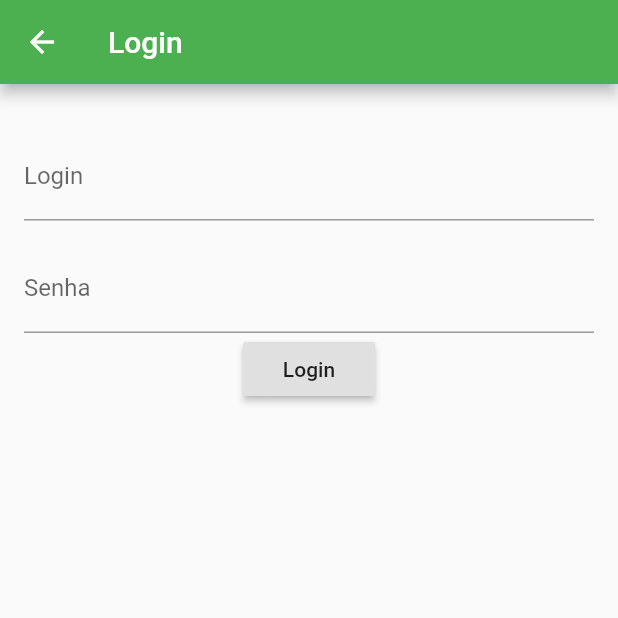
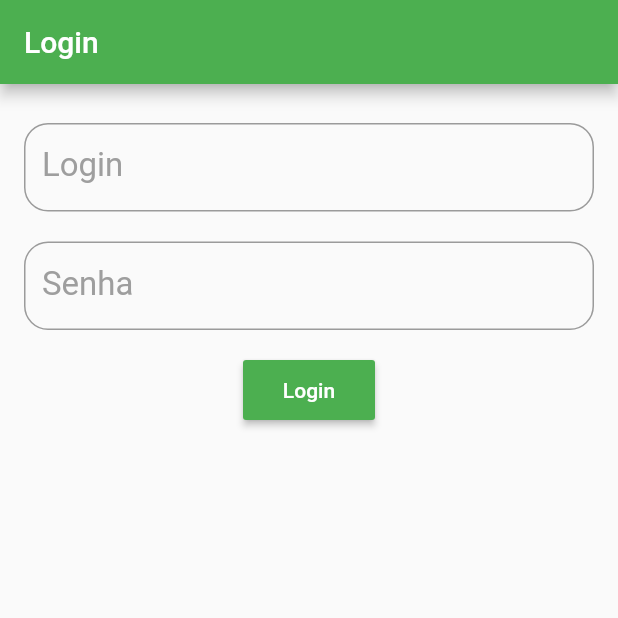
Before and after one commit to MarcosPauloo/RacionaisApp, a Flutter app: the screen it shows after launch, after a tap on "Login", on a phone screen of 412 x 824 dp, the top half of it. Run offline on Flutter 3.47's test engine with Material 2 defaults, Android fonts, the phone set to English and light mode, and no system bars.

Commit message:
Login/Perfil

```diff
--- a/lib/classes/OnClickNavigator.dart
+++ b/lib/classes/OnClickNavigator.dart
@@ -1,6 +1,16 @@
 import 'package:flutter/cupertino.dart';
 import 'package:flutter/material.dart';
 
-void OnClickNavigator(context, Widget page ){
-    Navigator.push(context, MaterialPageRoute(builder: (context) => page));
+Future OnClickNavigator(context, Widget page, {bool replace = false} ) async {
+  if(replace){
+    return Navigator.pushReplacement(context, MaterialPageRoute(builder: (context) {
+      return page;
+    }));
+  }
+  else{
+     return Navigator.push(context, MaterialPageRoute(builder: (context) {
+      return page;
+    }));
+  }
+
 }
--- /dev/null
+++ b/lib/classes/usuario.dart
@@ -0,0 +1,21 @@
+class Usuario {
+  String login;
+  String nome;
+  String email;
+  String token;
+
+  List<String> roles;
+
+ Usuario.fromJSON(Map<String,dynamic> map):  //.fromJSON é um nome que eu estou dando ao construtor
+   login = map["login"],
+   nome = map["nome"],
+   email = map["email"],
+   token = map["token"],
+   roles =map["roles"]!=null ? map["roles"].map<String>((role) => role.toString()).toList():null;
+
+     @override
+    String toString() {
+      return "Usuario Login: $login, nome: $nome, email: $email, token:$token, roles:$roles";
+    }
+
+}
--- a/lib/main.dart
+++ b/lib/main.dart
@@ -5,6 +5,8 @@ import 'package:projeto_racionais/pages/cadastro.dart';
 import 'package:projeto_racionais/classes/Aluno';
 import 'package:projeto_racionais/utils/nav.dart';
 import 'package:projeto_racionais/widgets/button.dart';
+
+import 'classes/OnClickNavigator.dart';
 
 void main() => runApp(MaterialApp(home: MyApp(), debugShowCheckedModeBanner: false));
 
@@ -72,8 +74,8 @@ class _MyAppState extends State<MyApp> {
         Row(
           mainAxisAlignment: MainAxisAlignment.spaceEvenly,
             children: <Widget>[
-              _button(context, "Login" ,  () => _onClickNavigator(context, Login())),
-              _button(context, "Cadastro", () => _onClickNavigator(context, Cadastro())),
+              _button(context, "Login" ,  () => OnClickNavigator(context, Login(), replace: true)),
+              _button(context, "Cadastro", () => OnClickNavigator(context, Cadastro())),
             ],
         ),
       ],
@@ -88,6 +90,6 @@ class _MyAppState extends State<MyApp> {
 
   _button(BuildContext context,String text, Function onPressed) {
     Color cor = Colors.green;
-    return Button(text,onPressed,cor);
+    return Button(text,cor, onPressed: onPressed,);
   }
 }
--- a/lib/pages/atividades.dart
+++ b/lib/pages/atividades.dart
@@ -29,7 +29,6 @@ class Atividades extends StatelessWidget {
       ListView(
         children: <Widget>[
           Container(child: _text()),
-          Button("Page test", ()=>OnClickNavigator(context,PageTest()), Colors.green),
             //_img(),
         ],
       );
--- a/lib/pages/login.dart
+++ b/lib/pages/login.dart
@@ -2,61 +2,117 @@ import 'dart:ui';
 
 import 'package:flutter/material.dart';
 import 'package:projeto_racionais/classes/Aluno';
+import 'package:projeto_racionais/classes/LoginApi.dart';
+import 'package:projeto_racionais/classes/OnClickNavigator.dart';
+import 'package:projeto_racionais/classes/usuario.dart';
 import 'package:projeto_racionais/pages/menu.dart';
+import 'package:projeto_racionais/widgets/appText.dart';
+import 'package:projeto_racionais/widgets/button.dart';
+
+
 class Login extends StatelessWidget {
-  final TextEditingController _controladorNome = TextEditingController();
-  final TextEditingController _controladorIdade = TextEditingController();
-  final TextEditingController _controladorCPF = TextEditingController();
+  final _formkey = GlobalKey<FormState>();
+
   final TextEditingController _controladorLogin = TextEditingController();
+
   final TextEditingController _controladorSenha = TextEditingController();
+
+  final _focusSenha = FocusNode();
+
 
   @override
   Widget build(BuildContext context) {
     return Scaffold(
-      appBar: AppBar(
-        title: Text("Login"),
-        backgroundColor: Colors.green,
-      ),
-      body: SingleChildScrollView(
+        appBar: AppBar(
+          title: Text("Login"),
+          backgroundColor: Colors.green,
+        ),
+        body: _bodyLogin(context));
+  }
+
+  _bodyLogin(BuildContext context) {
+    return Form(
+      key: _formkey,
+      child: SingleChildScrollView(
         padding: const EdgeInsets.all(16.0),
         child: Column(
-
           children: <Widget>[
-            Padding(
-              padding: const EdgeInsets.only(top:16.0),
-              child: TextField(
-                controller: _controladorLogin,
-                decoration: InputDecoration(
-                    labelText: 'Login'
-                ),
-                keyboardType: TextInputType.text,
-              ),
+            SizedBox(height: 10,),
+            AppText(
+              "Login",
+              "Digite o login",
+              _controladorLogin,
+              validator: _validateLogin,
+              textInputAction: TextInputAction.next,
+              nextFocus: _focusSenha,
             ),
-            Padding(
-              padding: const EdgeInsets.only(top:16.0),
-              child: TextField(
-                controller: _controladorSenha,
-                decoration: InputDecoration(
-                    labelText: 'Senha'
-                ),
-                keyboardType: TextInputType.text,
-              ),
+            SizedBox(
+              height: 20,
             ),
-            RaisedButton(
-              child: Text("Login"),
-              onPressed: () {
-                  _onClickNavigator(context, Menu());
-                //Navigator.pop((context)); -- volta para a tela anterior
-              },
-            )
+            AppText(
+              "Senha",
+              "Digite a senha",
+              _controladorSenha,
+              password: true,
+              validator: _validateSenha,
+              textInputAction: TextInputAction.next,
+              focusNode: _focusSenha,
+            ),
+            SizedBox(
+              height: 20,
+            ),
+            buildContainerButton(
+              context,
+            ),
           ],
         ),
-      )
+      ),
     );
   }
-  void _onClickNavigator(BuildContext context, Widget page) {
-     Navigator.push(context, MaterialPageRoute(builder: (context) {
-      return page;
-    }));
+
+
+  Container buildContainerButton(BuildContext context) {
+    return Container(
+        height: 40,
+        child: Button(
+          "Login",
+          Colors.green,
+          onPressed: () => _onClickNavigator(context, Menu()),
+        ));
+  }
+
+  _onClickNavigator(BuildContext context, Widget page) async{
+    if (!_formkey.currentState.validate()) {
+      return;
+    }
+
+    String login = _controladorLogin.text;
+    String senha = _controladorSenha.text;
+    print("Login: $login, Senha: $senha");
+
+    //OnClickNavigator(context, page, replace: true);
+    Usuario user = await LoginApi.login(login, senha);
+
+    if(user!=null){
+      print(">>$user");
+      OnClickNavigator(context, page, replace: true);
+    }
+    else{
+      print("Login Incorreto");
+    }
+  }
+
+  String _validateLogin(String text) {
+    if (text.isEmpty) {
+      return "Digite o login";
+    }
+    return null;
+  }
+
+  String _validateSenha(String text) {
+    if (text.isEmpty) {
+      return "Digite a senha";
+    }
+    return null;
   }
 }
--- /dev/null
+++ b/lib/widgets/appText.dart
@@ -0,0 +1,49 @@
+import 'package:flutter/cupertino.dart';
+import 'package:flutter/material.dart';
+
+class AppText extends StatelessWidget {
+  String label;
+  String hint;
+  TextEditingController _controlador;
+  bool password;
+  FormFieldValidator<String> validato;
+  TextInputAction textInputAction;
+  FocusNode focusNode;
+  FocusNode nextFocus;
+  FormFieldValidator<String> validator;
+
+  AppText(
+    this.label,
+    this.hint,
+    this._controlador, {
+    this.password = false,
+    this.validato,
+    this.textInputAction,
+    this.focusNode,
+    this.nextFocus,
+    this.validator,
+  });
+
+  @override
+  Widget build(BuildContext context) {
+    return TextFormField(
+      obscureText: password,
+      controller: _controlador,
+      validator: validator,
+      textInputAction: textInputAction,
+      focusNode: focusNode,
+      onFieldSubmitted: (String text) {
+        if (nextFocus != Null) {
+          FocusScope.of(context).requestFocus(nextFocus);
+        }
+      },
+      decoration: InputDecoration(
+        border: OutlineInputBorder(borderRadius: BorderRadius.circular(16)),
+        labelText: label,
+        labelStyle: TextStyle(fontSize: 22, color: Colors.grey),
+        hintText: hint,
+      ),
+      keyboardType: TextInputType.text,
+    );
+  }
+}
--- a/lib/widgets/button.dart
+++ b/lib/widgets/button.dart
@@ -5,7 +5,7 @@ class Button extends StatelessWidget {
   Function onPressed;
   Color cor;
 
-  Button(this.text, this.onPressed,this.cor);
+  Button(this.text,this.cor,{this.onPressed});
 
   @override
   Widget build(BuildContext context) {
--- a/pubspec.yaml
+++ b/pubspec.yaml
@@ -19,6 +19,8 @@ environment:
 dependencies:
   flutter:
     sdk: flutter
+
+  http: ^0.12.1
 
   # The following adds the Cupertino Icons font to your application.
   # Use with the CupertinoIcons class for iOS style icons.
```
Also changed, not shown: lib/classes/LoginApi.dart (added, +28 -0 lines), lib/drawerlist.dart (added, +45 -0 lines), lib/pages/menu.dart (+70 -39 lines), assets/images/perfil.png (added), pubspec.lock, 1 other file.
